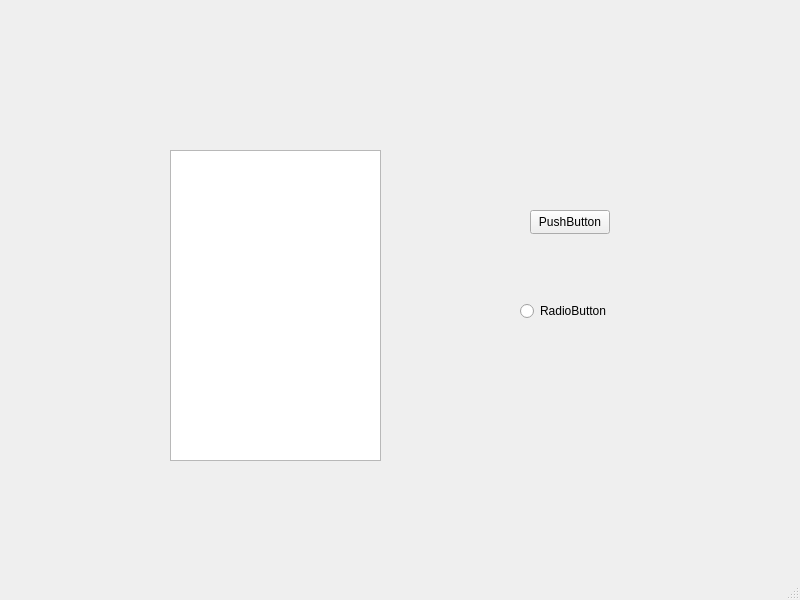
Before: the Qt Designer form mainwindow.ui in Ruby-Dream/qttest, drawn with Qt 5.
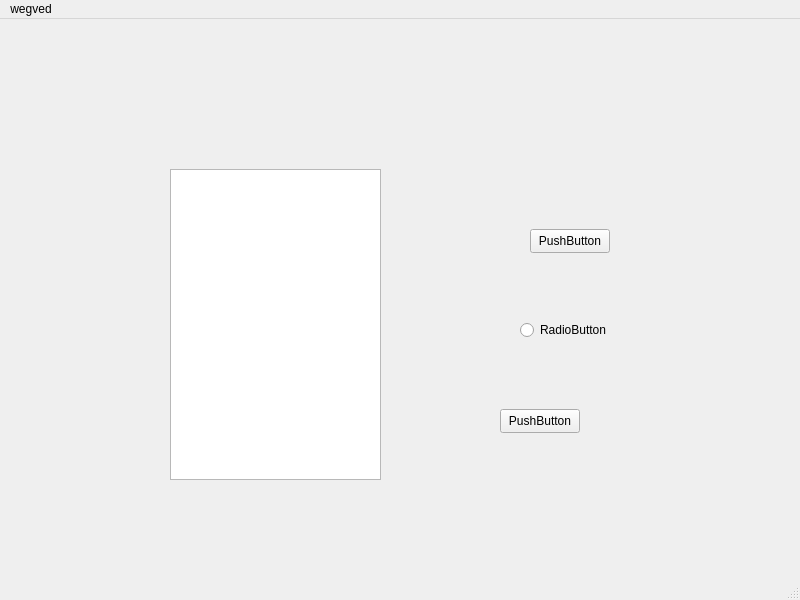
After: the same form once the commit is applied.

```diff
--- a/mainwindow.ui
+++ b/mainwindow.ui
@@ -50,6 +50,19 @@
      <string>RadioButton</string>
     </property>
    </widget>
+   <widget class="QPushButton" name="pushButton_2">
+    <property name="geometry">
+     <rect>
+      <x>500</x>
+      <y>390</y>
+      <width>80</width>
+      <height>24</height>
+     </rect>
+    </property>
+    <property name="text">
+     <string>PushButton</string>
+    </property>
+   </widget>
   </widget>
   <widget class="QMenuBar" name="menubar">
    <property name="geometry">
@@ -60,6 +73,12 @@
      <height>21</height>
     </rect>
    </property>
+   <widget class="QMenu" name="menuwegved">
+    <property name="title">
+     <string>wegved</string>
+    </property>
+   </widget>
+   <addaction name="menuwegved"/>
   </widget>
   <widget class="QStatusBar" name="statusbar"/>
  </widget>
```
